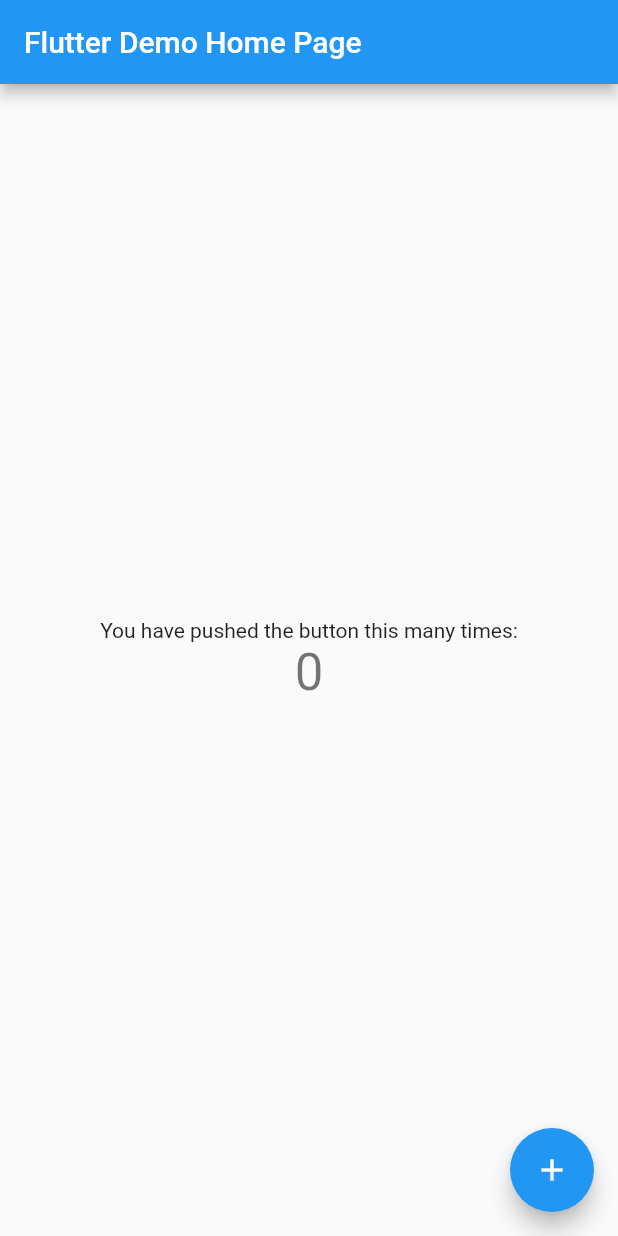
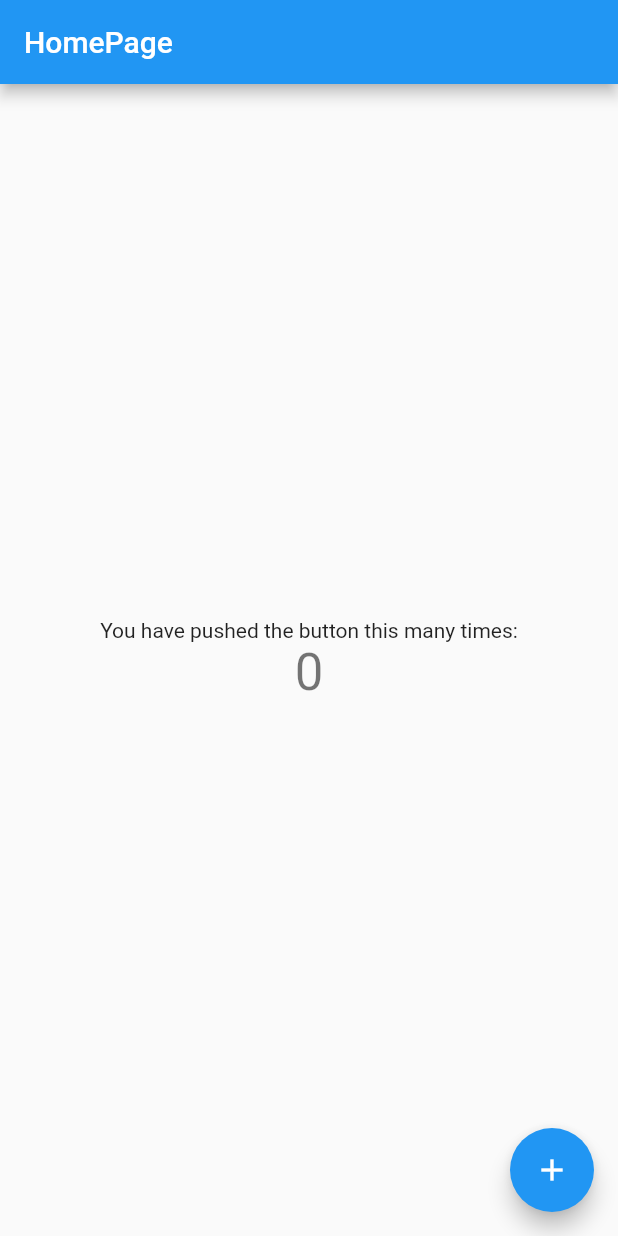
Before and after one commit to MihaIrk/shop_app_with_bloc_example, a Flutter app: the screen it shows after launch, on a phone screen of 412 x 824 dp. Run offline on Flutter 3.47's test engine with Material 2 defaults, Android fonts, the phone set to English and light mode, and no system bars.

Commit message:
Create project

```diff
--- a/lib/main.dart
+++ b/lib/main.dart
@@ -10,18 +10,16 @@ class MyApp extends StatelessWidget {
   @override
   Widget build(BuildContext context) {
     return MaterialApp(
-      title: 'Flutter Demo',
       theme: ThemeData(
         primarySwatch: Colors.blue,
       ),
-      home: const MyHomePage(title: 'Flutter Demo Home Page'),
+      home: const MyHomePage(),
     );
   }
 }
 
 class MyHomePage extends StatefulWidget {
-  const MyHomePage({super.key, required this.title});
-  final String title;
+  const MyHomePage({super.key});
 
   @override
   State<MyHomePage> createState() => _MyHomePageState();
@@ -40,7 +38,7 @@ class _MyHomePageState extends State<MyHomePage> {
   Widget build(BuildContext context) {
     return Scaffold(
       appBar: AppBar(
-        title: Text(widget.title),
+        title: const Text('HomePage'),
       ),
       body: Center(
         child: Column(
```
